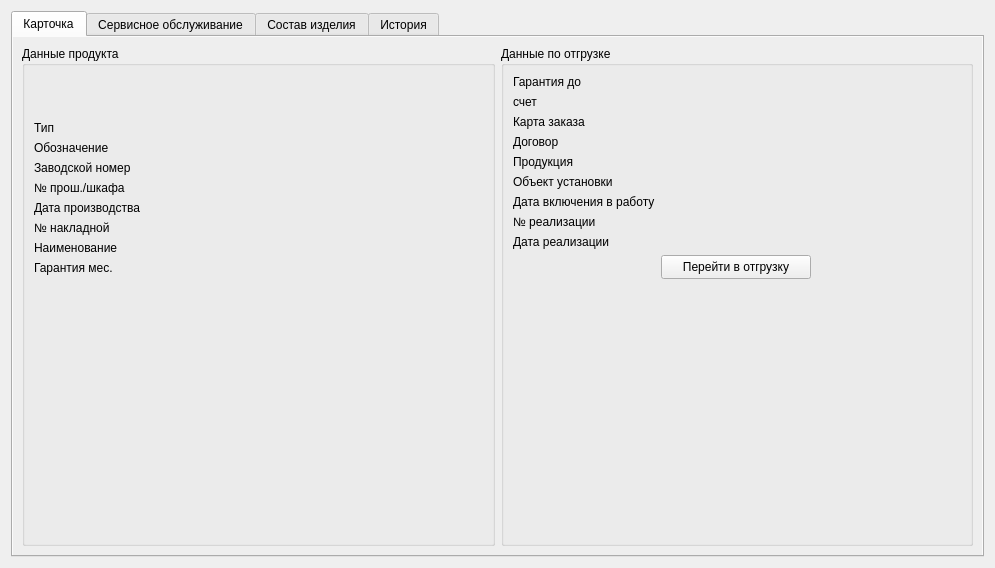
Old version of the form Remont/cardprodwindow.ui in the repository AlexeyScherbakov2021/Remont2.
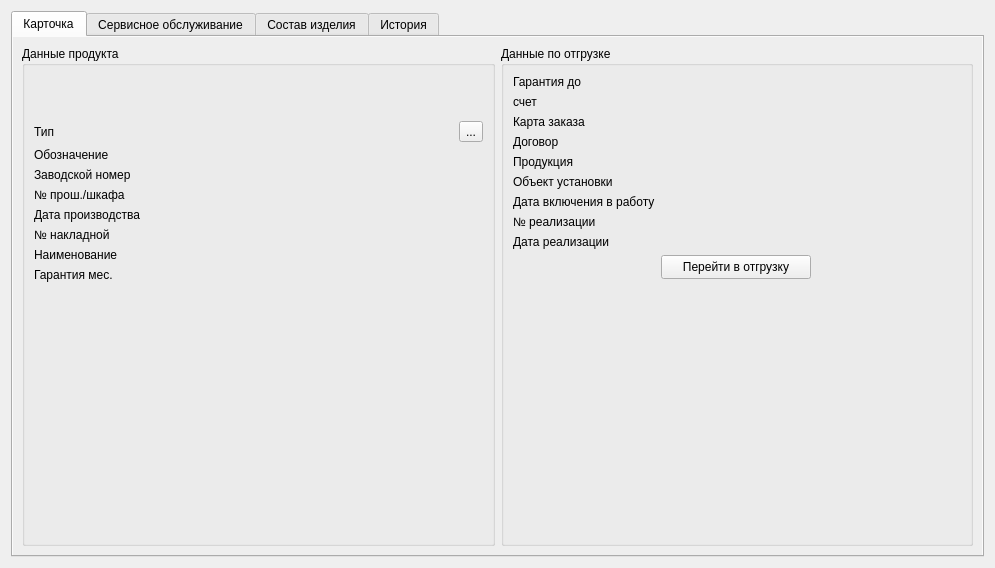
New version of the form. Icons and pictures are not drawn. Custom widgets are drawn as their Qt base class.

What changed in the file:
```diff
--- a/Remont/cardprodwindow.ui
+++ b/Remont/cardprodwindow.ui
@@ -32,33 +32,89 @@
       <attribute name="title">
        <string>Карточка</string>
       </attribute>
-      <layout class="QHBoxLayout" name="horizontalLayout">
+      <layout class="QHBoxLayout" name="horizontalLayout" stretch="1,1">
        <item>
         <widget class="QGroupBox" name="groupBox">
          <property name="title">
           <string>Данные продукта</string>
          </property>
-         <layout class="QFormLayout" name="formLayout">
+         <layout class="QGridLayout" name="gridLayout" columnstretch="0,1,0">
           <property name="verticalSpacing">
            <number>6</number>
           </property>
-          <item row="0" column="0">
-           <widget class="QLabel" name="lbIcon">
-            <property name="minimumSize">
-             <size>
-              <width>50</width>
-              <height>40</height>
-             </size>
+          <item row="4" column="1">
+           <widget class="QLabel" name="lbNumber2">
+            <property name="font">
+             <font>
+              <bold>true</bold>
+             </font>
             </property>
             <property name="text">
              <string/>
             </property>
-            <property name="pixmap">
-             <pixmap resource="resource.qrc">:/image/network_adapter.png</pixmap>
+           </widget>
+          </item>
+          <item row="6" column="0">
+           <widget class="QLabel" name="label_26">
+            <property name="text">
+             <string>№ накладной</string>
             </property>
            </widget>
           </item>
-          <item row="15" column="1">
+          <item row="7" column="1">
+           <widget class="QLabel" name="lbName">
+            <property name="font">
+             <font>
+              <bold>true</bold>
+             </font>
+            </property>
+            <property name="text">
+             <string/>
+            </property>
+           </widget>
+          </item>
+          <item row="1" column="1">
+           <widget class="QLabel" name="lbType">
+            <property name="font">
+             <font>
+              <bold>true</bold>
+             </font>
+            </property>
+            <property name="text">
+             <string/>
+            </property>
+            <property name="wordWrap">
+             <bool>true</bool>
+            </property>
+           </widget>
+          </item>
+          <item row="3" column="0">
+           <widget class="QLabel" name="label">
+            <property name="text">
+             <string>Заводской номер</string>
+            </property>
+           </widget>
+          </item>
+          <item row="7" column="0">
+           <widget class="QLabel" name="label_28">
+            <property name="text">
+             <string>Наименование</string>
+            </property>
+           </widget>
+          </item>
+          <item row="6" column="1">
+           <widget class="QLabel" name="lbNumDoc">
+            <property name="font">
+             <font>
+              <bold>true</bold>
+             </font>
+            </property>
+            <property name="text">
+             <string/>
+            </property>
+           </widget>
+          </item>
+          <item row="9" column="1">
            <spacer name="verticalSpacer">
             <property name="orientation">
              <enum>Qt::Orientation::Vertical</enum>
@@ -71,33 +127,28 @@
             </property>
            </spacer>
           </item>
-          <item row="3" column="0">
+          <item row="4" column="0">
+           <widget class="QLabel" name="label_24">
+            <property name="text">
+             <string>№ прош./шкафа</string>
+            </property>
+           </widget>
+          </item>
+          <item row="2" column="0">
            <widget class="QLabel" name="label_21">
             <property name="text">
              <string>Обозначение</string>
             </property>
            </widget>
           </item>
+          <item row="5" column="0">
+           <widget class="QLabel" name="label_2">
+            <property name="text">
+             <string>Дата производства</string>
+            </property>
+           </widget>
+          </item>
           <item row="3" column="1">
-           <widget class="QLabel" name="lbVNFT">
-            <property name="font">
-             <font>
-              <bold>true</bold>
-             </font>
-            </property>
-            <property name="text">
-             <string/>
-            </property>
-           </widget>
-          </item>
-          <item row="4" column="0">
-           <widget class="QLabel" name="label">
-            <property name="text">
-             <string>Заводской номер</string>
-            </property>
-           </widget>
-          </item>
-          <item row="4" column="1">
            <widget class="QLabel" name="lbNumber">
             <property name="font">
              <font>
@@ -118,71 +169,37 @@
             </property>
            </widget>
           </item>
-          <item row="2" column="0">
+          <item row="8" column="0">
+           <widget class="QLabel" name="label_30">
+            <property name="text">
+             <string>Гарантия мес.</string>
+            </property>
+           </widget>
+          </item>
+          <item row="1" column="0">
            <widget class="QLabel" name="label_20">
             <property name="text">
              <string>Тип</string>
             </property>
            </widget>
           </item>
-          <item row="2" column="1">
-           <widget class="QLabel" name="lbType">
-            <property name="font">
-             <font>
-              <bold>true</bold>
-             </font>
+          <item row="0" column="0">
+           <widget class="QLabel" name="lbIcon">
+            <property name="minimumSize">
+             <size>
+              <width>50</width>
+              <height>40</height>
+             </size>
             </property>
             <property name="text">
              <string/>
             </property>
-           </widget>
-          </item>
-          <item row="5" column="0">
-           <widget class="QLabel" name="label_24">
-            <property name="text">
-             <string>№ прош./шкафа</string>
+            <property name="pixmap">
+             <pixmap resource="resource.qrc">:/image/network_adapter.png</pixmap>
             </property>
            </widget>
           </item>
           <item row="5" column="1">
-           <widget class="QLabel" name="lbNumber2">
-            <property name="font">
-             <font>
-              <bold>true</bold>
-             </font>
-            </property>
-            <property name="text">
-             <string/>
-            </property>
-           </widget>
-          </item>
-          <item row="6" column="0">
-           <widget class="QLabel" name="label_2">
-            <property name="text">
-             <string>Дата производства</string>
-            </property>
-           </widget>
-          </item>
-          <item row="8" column="0">
-           <widget class="QLabel" name="label_26">
-            <property name="text">
-             <string>№ накладной</string>
-            </property>
-           </widget>
-          </item>
-          <item row="8" column="1">
-           <widget class="QLabel" name="lbNumDoc">
-            <property name="font">
-             <font>
-              <bold>true</bold>
-             </font>
-            </property>
-            <property name="text">
-             <string/>
-            </property>
-           </widget>
-          </item>
-          <item row="6" column="1">
            <widget class="QLabel" name="lbDateCreate">
             <property name="font">
              <font>
@@ -197,15 +214,8 @@
             </property>
            </widget>
           </item>
-          <item row="9" column="0">
-           <widget class="QLabel" name="label_28">
-            <property name="text">
-             <string>Наименование</string>
-            </property>
-           </widget>
-          </item>
-          <item row="9" column="1">
-           <widget class="QLabel" name="lbName">
+          <item row="2" column="1">
+           <widget class="QLabel" name="lbVNFT">
             <property name="font">
              <font>
               <bold>true</bold>
@@ -216,14 +226,7 @@
             </property>
            </widget>
           </item>
-          <item row="10" column="0">
-           <widget class="QLabel" name="label_30">
-            <property name="text">
-             <string>Гарантия мес.</string>
-            </property>
-           </widget>
-          </item>
-          <item row="10" column="1">
+          <item row="8" column="1">
            <widget class="QLabel" name="lbGarantMon">
             <property name="font">
              <font>
@@ -235,6 +238,26 @@
             </property>
            </widget>
           </item>
+          <item row="1" column="2">
+           <widget class="QToolButton" name="tbChangeType">
+            <property name="toolTip">
+             <string>Изменить тип и ВНФТ</string>
+            </property>
+            <property name="text">
+             <string>...</string>
+            </property>
+            <property name="icon">
+             <iconset resource="resource.qrc">
+              <normaloff>:/image/edit.png</normaloff>:/image/edit.png</iconset>
+            </property>
+            <property name="iconSize">
+             <size>
+              <width>18</width>
+              <height>12</height>
+             </size>
+            </property>
+           </widget>
+          </item>
          </layout>
         </widget>
        </item>
```
Left out of the diff: 64 changed lines with no effect on the pictures.
